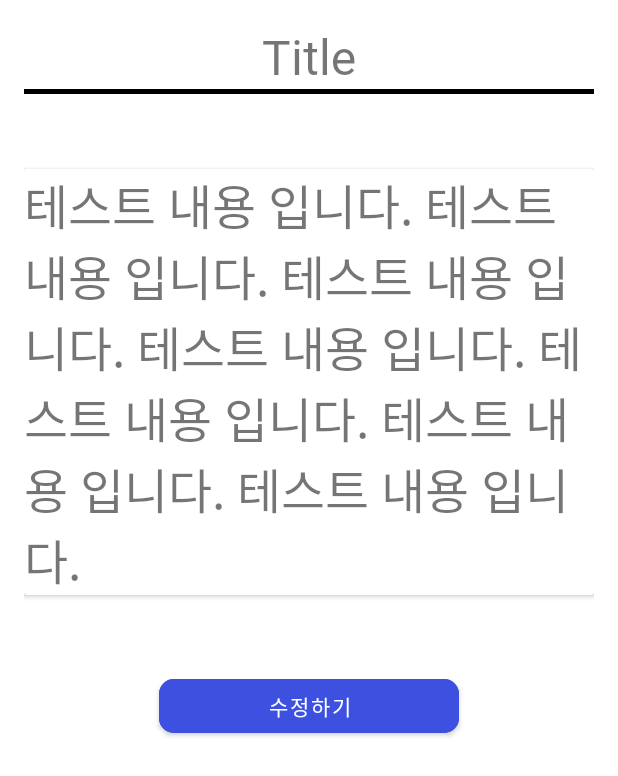
After one commit to Godseye93/ASAF, an Android app: the layout dialog_custom_notil.xml on its own in the app's theme, with its tools: preview values and no code run, on a phone screen of 412 x 824 dp. The commit adds this screen. Shown: the top 776 px of the screen. Run offline under Robolectric (Android 15) with nearby library versions, the phone set to English and light mode, and no system bars.

Commit message:
feat : 수정 Dialog 추가, 스와이프 기능 추가

```diff
--- /dev/null
+++ b/frontend/ASAF/app/src/main/res/drawable/rounded_dialog_background.xml
@@ -0,0 +1,5 @@
+<?xml version="1.0" encoding="utf-8"?>
+<shape xmlns:android="http://schemas.android.com/apk/res/android">
+    <solid android:color="@android:color/white" />
+    <corners android:radius="16dp" /> <!-- Adjust the radius as per your preference -->
+</shape>
--- /dev/null
+++ b/frontend/ASAF/app/src/main/res/layout/dialog_custom_notil.xml
@@ -0,0 +1,56 @@
+<?xml version="1.0" encoding="utf-8"?>
+<LinearLayout xmlns:android="http://schemas.android.com/apk/res/android"
+    xmlns:app="http://schemas.android.com/apk/res-auto"
+    android:layout_width="match_parent"
+    android:layout_height="match_parent"
+    android:padding="16dp"
+    android:background="@drawable/rounded_dialog_background"
+    android:orientation="vertical">
+
+    <TextView
+        android:layout_width="match_parent"
+        android:layout_height="wrap_content"
+        android:text="Title"
+        android:textSize="32sp"
+        android:gravity="center_horizontal"
+        />
+
+    <View
+        android:layout_width="match_parent"
+        android:layout_height="3dp"
+        android:background="@color/black" />
+
+
+    <androidx.cardview.widget.CardView
+
+        android:layout_height="wrap_content"
+        android:layout_width="match_parent"
+        android:layout_marginTop="50dp"
+        >
+        <com.google.android.material.textview.MaterialTextView
+            android:id="@+id/dailog_noti_detail_textView"
+            android:layout_width="match_parent"
+            android:layout_height="wrap_content"
+            android:textSize="32sp"
+            android:text="테스트 내용 입니다. 테스트 내용 입니다. 테스트 내용 입니다. 테스트 내용 입니다. 테스트 내용 입니다. 테스트 내용 입니다. 테스트 내용 입니다."
+            />
+
+
+    </androidx.cardview.widget.CardView>
+
+    <com.google.android.material.button.MaterialButton
+        android:layout_marginTop="50dp"
+        android:layout_gravity="center_horizontal"
+        android:id="@+id/fragment_join_button_signup"
+        android:layout_width="200dp"
+        android:layout_height="wrap_content"
+        android:backgroundTint="@color/defaultMainColor"
+        android:text="수정하기"
+        app:cornerRadius="10dp"
+        app:layout_constraintBottom_toBottomOf="parent"
+        app:layout_constraintEnd_toEndOf="parent"
+        app:layout_constraintStart_toStartOf="parent"
+        app:layout_constraintTop_toBottomOf="@+id/fragment_join_layout_information" />
+
+
+</LinearLayout>
--- a/frontend/ASAF/app/src/main/res/layout/item_day_memo.xml
+++ b/frontend/ASAF/app/src/main/res/layout/item_day_memo.xml
@@ -50,4 +50,7 @@
 
 
 
+
+
+
 </LinearLayout>
```
Also changed, not shown: frontend/ASAF/app/src/main/AndroidManifest.xml (+4 -4 lines), frontend/ASAF/app/src/main/java/com/d103/asaf/ui/schedule/ItemTouchHelperCallback.kt (added, +28 -0 lines), frontend/ASAF/app/src/main/java/com/d103/asaf/ui/schedule/NotiCustomDialog.kt (added, +28 -0 lines), frontend/ASAF/app/src/main/java/com/d103/asaf/ui/schedule/NotiInfoAdapter.kt (+17 -5 lines), frontend/ASAF/app/src/main/java/com/d103/asaf/ui/schedule/ScheduleFragment.kt (+10 -5 lines), frontend/ASAF/app/src/main/res/layout/dialog_notiinfo_detail.xml (deleted, +0 -40 lines), frontend/ASAF/app/src/main/res/values/styles.xml (+8 -0 lines), frontend/ASAF/app/src/main/res/layout/fragment_join.xml (indentation only).
